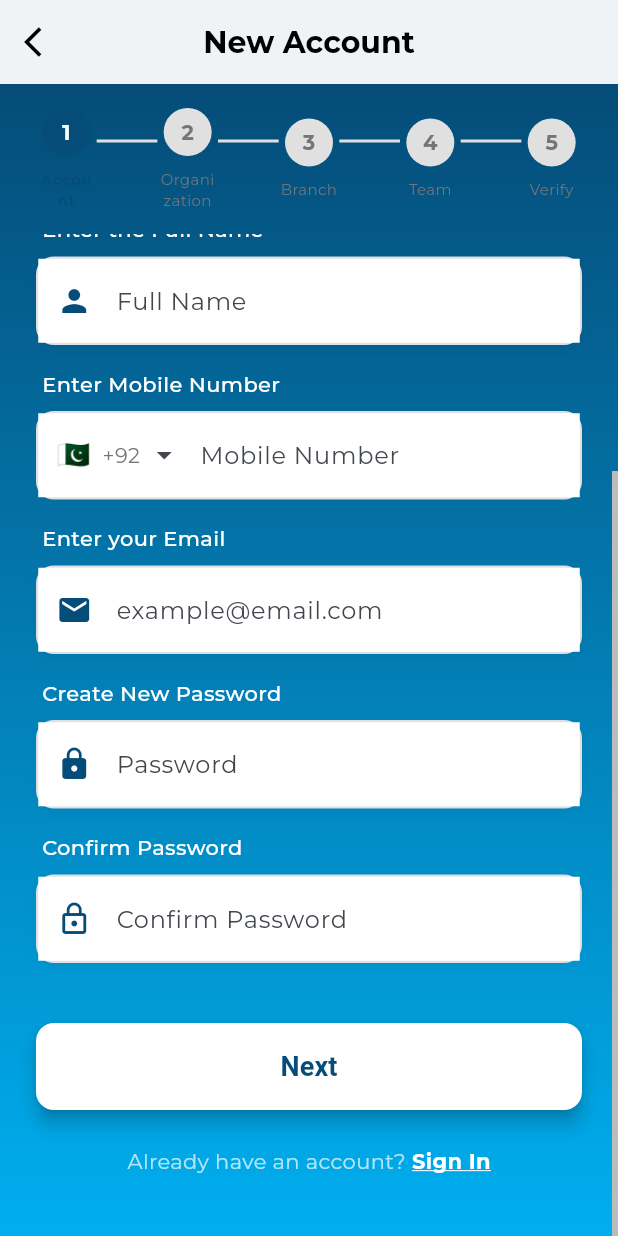
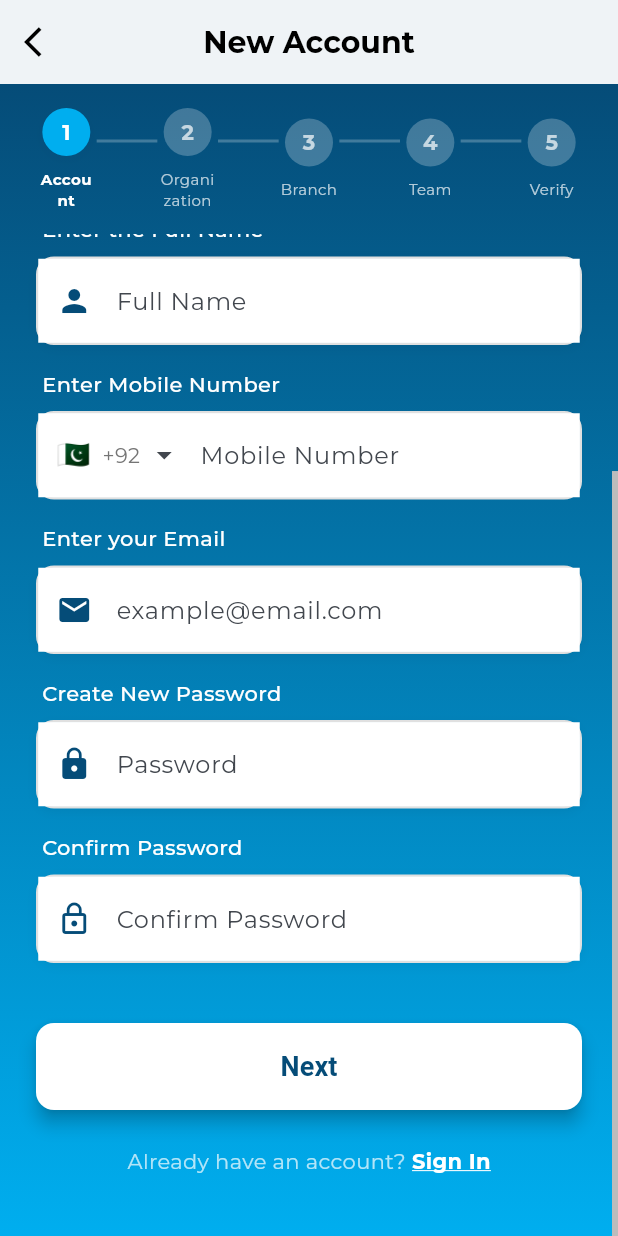
Before and after one commit to maslamhussaini/ordermate, a Flutter app: the RegisterScreen screen opened by its route, scrolled down 207 dp, on a phone screen of 412 x 824 dp. Run offline on Flutter 3.47's test engine with Material 3 defaults, Android fonts, the phone set to English and light mode, and no system bars; drawn by our look-alikes of intl_phone_field, screenshot; our stand-ins replace connectivity_plus, csv, dio, equatable, file_picker, flutter_dotenv and 21 more; missing offline and left inert: dart:html, flutter_email_sender, mailer, number_to_character; accounts and stored records are empty.

Commit message:
UI: Enhance StepIndicator visibility on dark backgrounds

```diff
--- a/lib/core/widgets/step_indicator.dart
+++ b/lib/core/widgets/step_indicator.dart
@@ -36,8 +36,8 @@ class StepIndicator extends StatelessWidget {
                           color: isCompleted
                               ? Colors.green
                               : isActive
-                                  ? AppColors.primary
-                                  : Colors.grey[300],
+                                  ? AppColors.primaryLight
+                                  : Colors.white24,
                           shape: BoxShape.circle,
                           boxShadow: isActive
                               ? [
@@ -59,7 +59,7 @@ class StepIndicator extends StatelessWidget {
                                   style: TextStyle(
                                     color: isActive
                                         ? Colors.white
-                                        : Colors.grey[600],
+                                        : Colors.white70,
                                     fontWeight: FontWeight.bold,
                                   ),
                                 ),
@@ -72,7 +72,7 @@ class StepIndicator extends StatelessWidget {
                         style: TextStyle(
                           fontSize: 10,
                           color:
-                              isActive ? AppColors.primary : Colors.grey[600],
+                              isActive ? Colors.white : Colors.white70,
                           fontWeight:
                               isActive ? FontWeight.bold : FontWeight.normal,
                         ),
@@ -88,7 +88,7 @@ class StepIndicator extends StatelessWidget {
                     padding: const EdgeInsets.only(bottom: 24),
                     child: Container(
                       height: 2,
-                      color: isCompleted ? Colors.green : Colors.grey[300],
+                      color: isCompleted ? Colors.green : Colors.white24,
                     ),
                   ),
                 );
```
